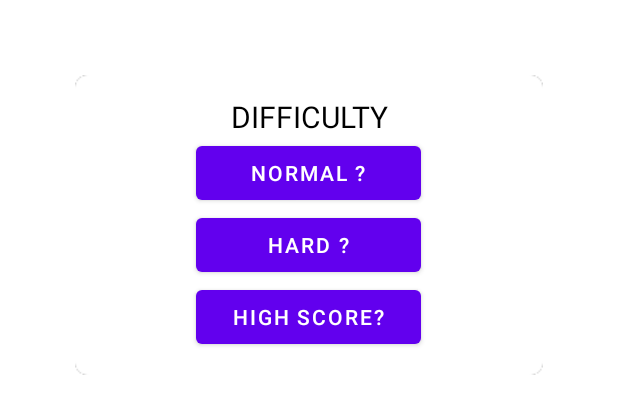
After one commit to keero1/MemoryGame, an Android app: the layout popup_window.xml on its own in the app's theme, with its tools: preview values and no code run, on a phone screen of 412 x 824 dp. The commit adds this screen. Shown: the top 414 px of the screen. Run offline under Robolectric (Android 15) with nearby library versions, the phone set to English and light mode, and no system bars.

Commit message:
updated main menu design

```diff
--- a/app/src/main/java/com/keero/memorygame/Settings.java
+++ b/app/src/main/java/com/keero/memorygame/Credits.java
@@ -8,9 +8,9 @@ import android.view.LayoutInflater;
 import android.view.View;
 import android.view.ViewGroup;
 
-public class Settings extends Fragment {
+public class Credits extends Fragment {
 
-    public Settings() {
+    public Credits() {
         // Required empty public constructor
     }
 
@@ -18,6 +18,6 @@ public class Settings extends Fragment {
     public View onCreateView(LayoutInflater inflater, ViewGroup container,
                              Bundle savedInstanceState) {
         // Inflate the layout for this fragment
-        return inflater.inflate(R.layout.fragment_settings, container, false);
+        return inflater.inflate(R.layout.fragment_credits, container, false);
     }
 }
--- a/app/src/main/res/layout/fragment_settings.xml
+++ b/app/src/main/res/layout/fragment_credits.xml
@@ -3,7 +3,7 @@
     xmlns:tools="http://schemas.android.com/tools"
     android:layout_width="match_parent"
     android:layout_height="match_parent"
-    tools:context=".Settings">
+    tools:context=".Credits">
 
     <TextView
         android:layout_width="wrap_content"
--- /dev/null
+++ b/app/src/main/res/layout/popup_window.xml
@@ -0,0 +1,44 @@
+<?xml version="1.0" encoding="utf-8"?>
+<RelativeLayout xmlns:android="http://schemas.android.com/apk/res/android"
+    android:layout_width="match_parent"
+    android:layout_height="match_parent">
+
+    <LinearLayout
+        android:layout_width="match_parent"
+        android:layout_height="200dp"
+        android:background="@drawable/shadow_box"
+        android:layout_margin="50dp"
+        android:gravity="center"
+        android:orientation="vertical">
+
+        <TextView
+            android:layout_width="wrap_content"
+            android:layout_height="wrap_content"
+            android:text="DIFFICULTY"
+            android:textColor="@color/black"
+            android:textSize="20dp"
+            android:textAlignment="center"/>
+
+        <Button
+            android:id="@+id/normal_mode"
+            android:layout_width="150dp"
+            android:layout_height="wrap_content"
+            android:gravity="center"
+            android:text="normal ?"/>
+
+        <Button
+            android:id="@+id/hard_mode"
+            android:layout_width="150dp"
+            android:layout_height="wrap_content"
+            android:gravity="center"
+            android:text="hard ?"/>
+
+        <Button
+            android:id="@+id/high_score"
+            android:layout_width="150dp"
+            android:layout_height="wrap_content"
+            android:gravity="center"
+            android:text="high score?"/>
+    </LinearLayout>
+
+</RelativeLayout>
```
Also changed, not shown: app/src/main/java/com/keero/memorygame/Start.java (+48 -3 lines), app/src/main/res/anim/scale_down.xml (added, +11 -0 lines), app/src/main/res/anim/scale_up.xml (added, +12 -0 lines), app/src/main/res/layout/fragment_start.xml (+21 -35 lines), app/src/main/res/drawable/button_credits.png (added), app/src/main/res/drawable/button_play.png (added), app/src/main/res/drawable/main_menu_logo.png (added), app/src/main/res/drawable/main_menu_logo_final.png (added), app/src/main/res/drawable/shadow_box.9.png (added).
